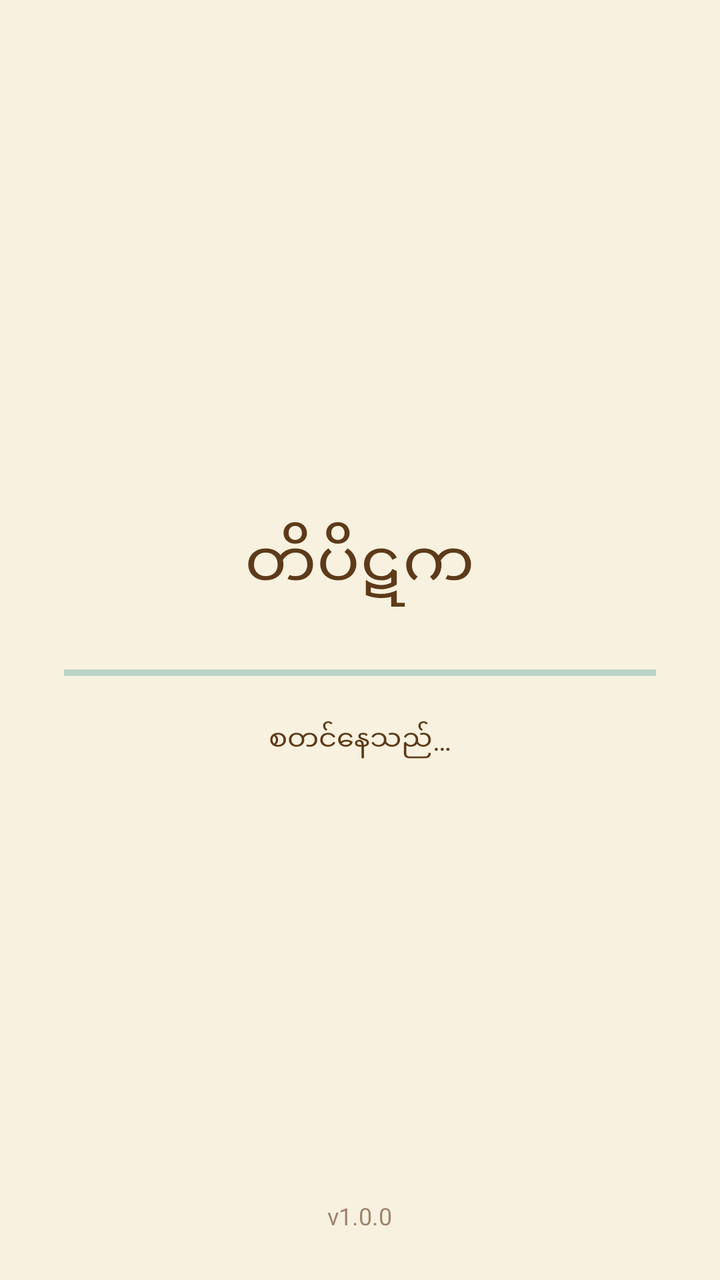
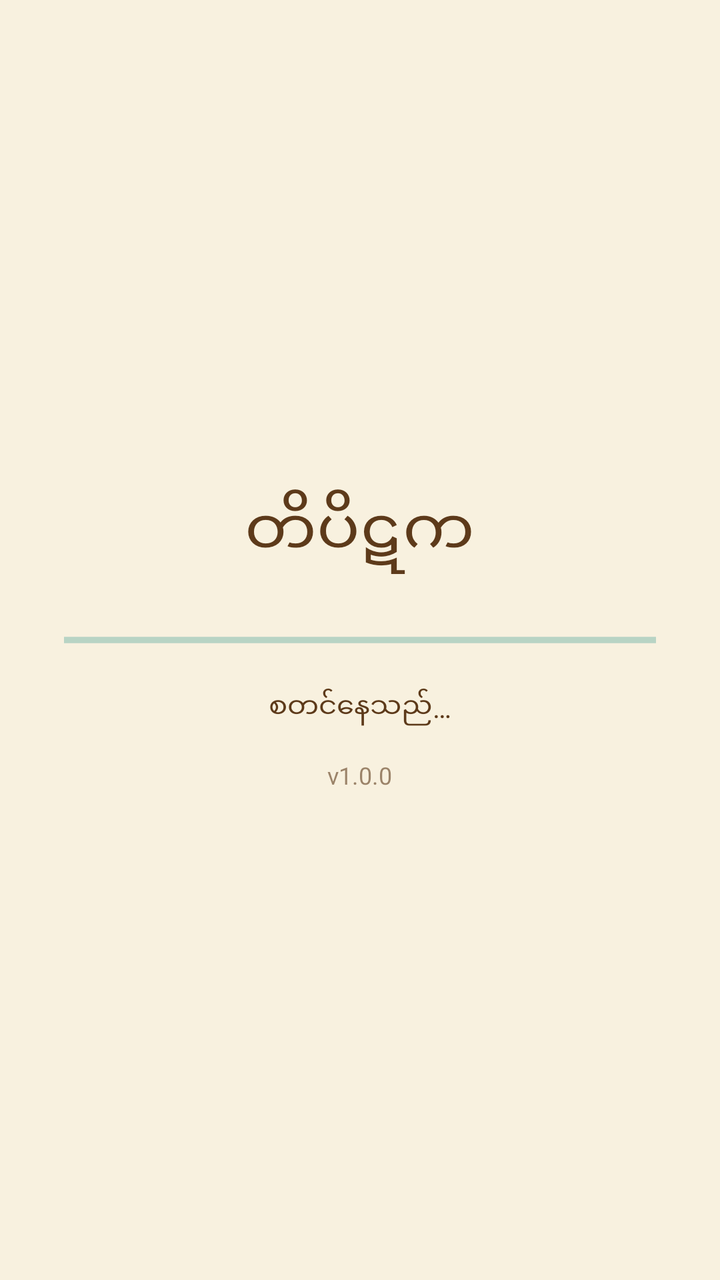

The first picture is an Android layout as it rendered before a commit; the second is the same layout after the commit. The layout source and the unified diff follow.
<!-- AndroidManifest.xml: application theme Theme.Tipitaka -->
<!-- res/layout/activity_main.xml -->
<?xml version="1.0" encoding="utf-8"?>
<FrameLayout xmlns:android="http://schemas.android.com/apk/res/android"
    android:layout_width="match_parent"
    android:layout_height="match_parent"
    android:background="@color/splash_bg">

    <WebView
        android:id="@+id/webview"
        android:layout_width="match_parent"
        android:layout_height="match_parent"
        android:visibility="gone" />

    <LinearLayout
        android:id="@+id/splash"
        android:layout_width="match_parent"
        android:layout_height="match_parent"
        android:gravity="center"
        android:orientation="vertical"
        android:padding="32dp">

        <TextView
            android:layout_width="wrap_content"
            android:layout_height="wrap_content"
            android:text="@string/app_name"
            android:textSize="32sp"
            android:textColor="@color/splash_text"
            android:layout_marginBottom="24dp" />

        <ProgressBar
            android:id="@+id/progress_bar"
            style="?android:attr/progressBarStyleHorizontal"
            android:layout_width="match_parent"
            android:layout_height="wrap_content"
            android:max="100"
            android:indeterminate="true"
            android:layout_marginBottom="16dp" />

        <TextView
            android:id="@+id/status_text"
            android:layout_width="wrap_content"
            android:layout_height="wrap_content"
            android:text="စတင်နေသည်…"
            android:textColor="@color/splash_text"
            android:gravity="center" />
    </LinearLayout>

    <TextView
        android:id="@+id/splash_version"
        android:layout_width="wrap_content"
        android:layout_height="wrap_content"
        android:layout_gravity="bottom|center_horizontal"
        android:layout_marginBottom="24dp"
        android:text="v1.0.0"
        android:textSize="12sp"
        android:textColor="@color/splash_text"
        android:alpha="0.6" />
</FrameLayout>
<!-- resources referenced by this layout -->
<resources>
  <color name="splash_bg">#f8f1df</color>
  <color name="splash_text">#5d3a1a</color>
  <string name="app_name">တိပိဋက</string>
  <style name="Theme.Tipitaka" parent="Theme.AppCompat.Light.NoActionBar">
          <item name="android:windowBackground">@color/splash_bg</item>
          <item name="android:statusBarColor">@color/splash_bg</item>
      </style>
</resources>

<!-- the commit's change to res/layout/activity_main.xml (unified diff, before → after) -->
@@ -42,16 +42,15 @@
             android:text="စတင်နေသည်…"
             android:textColor="@color/splash_text"
             android:gravity="center" />
+
+        <TextView
+            android:id="@+id/splash_version"
+            android:layout_width="wrap_content"
+            android:layout_height="wrap_content"
+            android:layout_marginTop="16dp"
+            android:text="v1.0.0"
+            android:textSize="12sp"
+            android:textColor="@color/splash_text"
+            android:alpha="0.6" />
     </LinearLayout>
-
-    <TextView
-        android:id="@+id/splash_version"
-        android:layout_width="wrap_content"
-        android:layout_height="wrap_content"
-        android:layout_gravity="bottom|center_horizontal"
-        android:layout_marginBottom="24dp"
-        android:text="v1.0.0"
-        android:textSize="12sp"
-        android:textColor="@color/splash_text"
-        android:alpha="0.6" />
 </FrameLayout>
